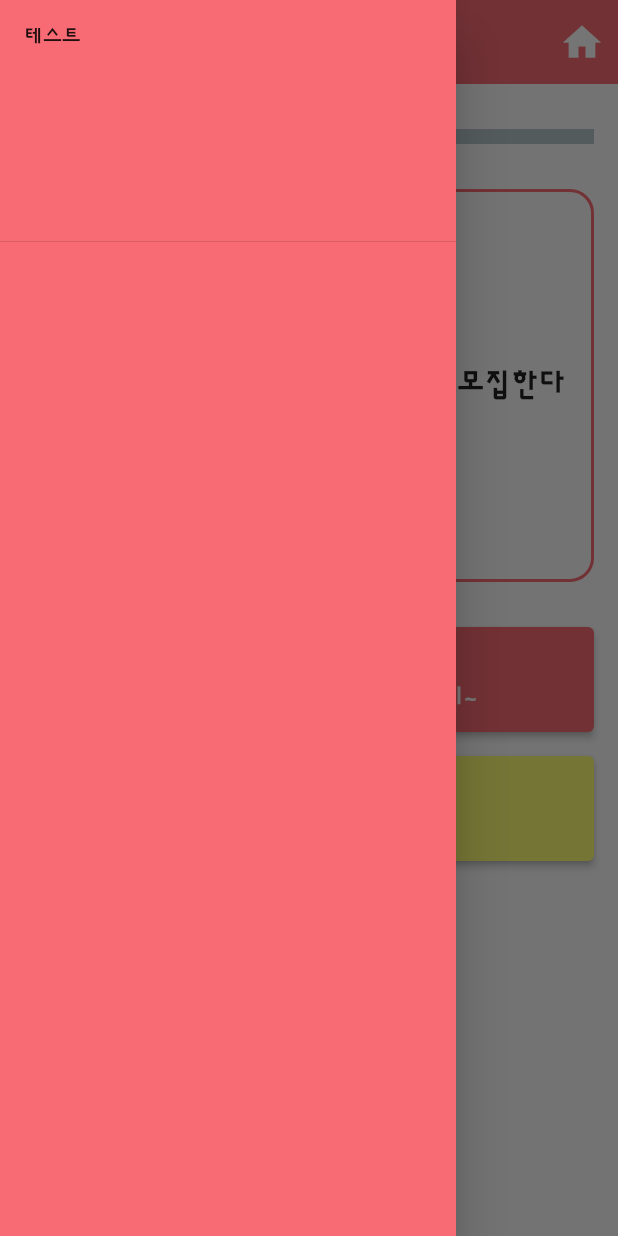
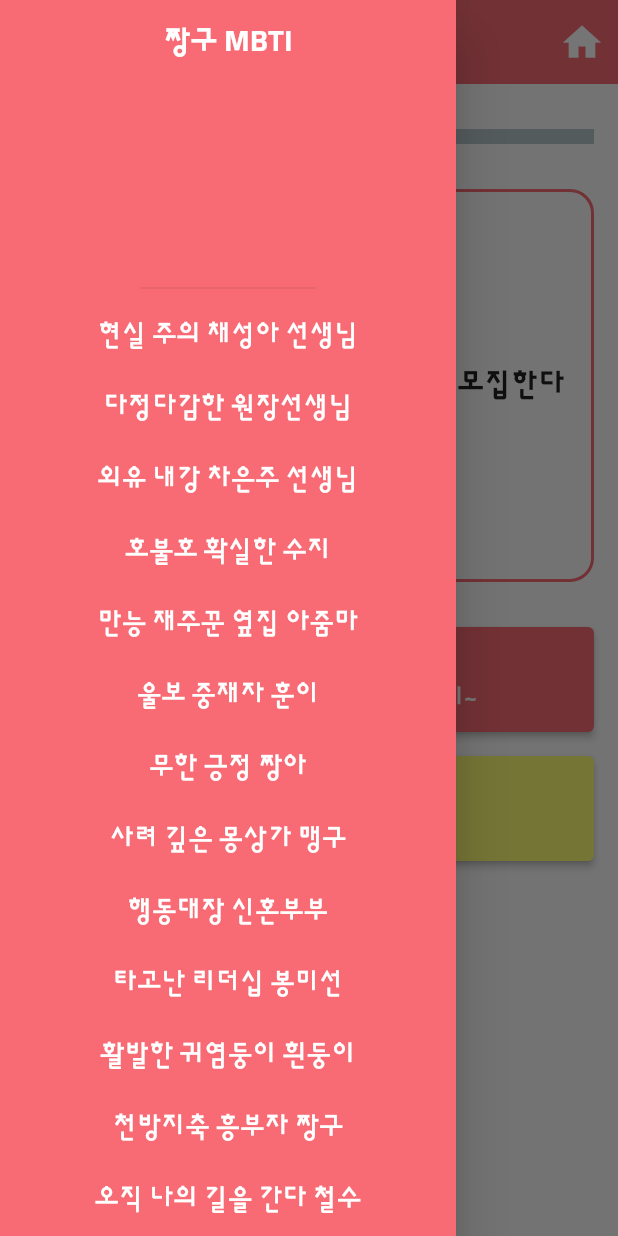
Before and after one commit to dohy-9443/flutter-mbti, a Flutter app: the TestScreen screen opened directly, with the side drawer open, on a phone screen of 412 x 824 dp. Run offline on Flutter 3.47's test engine with Material 2 defaults, Android fonts, the phone set to English and light mode, and no system bars; drawn by our look-alikes of percent_indicator; our stand-ins replace loading_animation_widget; missing offline and left inert: transition.

Commit message:
feat : Drawer 작업, 기능 작업 완료

```diff
--- /dev/null
+++ b/mbti/lib/components/main_drawer.dart
@@ -0,0 +1,76 @@
+import 'package:flutter/material.dart';
+import 'package:mbti/constants/colors.dart';
+import 'package:mbti/constants/result_data.dart';
+import 'package:mbti/screen/result_screen.dart';
+import 'package:mbti/utils/data_utils.dart';
+
+class MainDrawer extends StatelessWidget {
+  const MainDrawer({super.key});
+
+  @override
+  Widget build(BuildContext context) {
+
+    final list = DataUtils.resultList();
+
+    return Drawer(
+      backgroundColor: primaryColor,
+      child: Column(
+        children: [
+          const SizedBox(
+            height: 200.0,
+            child: DrawerHeader(
+              child: Text(
+                '짱구 MBTI',
+                textAlign: TextAlign.center,
+                style: TextStyle(
+                  color: Colors.white,
+                  fontSize: 20.0,
+                  fontWeight: FontWeight.w700
+                ),
+              )
+            ),
+          ),
+          Expanded(
+            child: ListView.builder(
+              itemCount: list.length,
+              itemBuilder: (BuildContext context, int index) {
+                return ElevatedButton(
+                  style: ButtonStyle(
+                    backgroundColor: MaterialStateProperty.resolveWith((states) {
+                      if (states.contains(MaterialState.pressed)) {
+                        return secondaryColor;
+                      } else {
+                        return primaryColor;
+                      }
+                    }),
+                    foregroundColor: MaterialStateProperty.resolveWith((states) {
+                      if (states.contains(MaterialState.pressed)) {
+                        return primaryColor;
+                      } else {
+                        return Colors.white;
+                      }
+                    }),
+                    shape: MaterialStateProperty.all(null),
+                    elevation: MaterialStateProperty.all(0),
+                  ),
+                  onPressed: () {
+                    final List nameList = DataUtils.resultName();
+                    Navigator.of(context).push(
+                      MaterialPageRoute(builder: (_) => ResultScreen(result: nameList[index]))
+                    );
+                  },
+                  child: Text(
+                    list[index].name,
+                    style: const TextStyle(
+                      fontSize: 18.0,
+                    ),
+                  )
+                );
+              }
+            )
+          )
+        ],
+      ),
+    );
+  }
+}
--- a/mbti/lib/constants/result_data.dart
+++ b/mbti/lib/constants/result_data.dart
@@ -84,13 +84,13 @@
     "name": "따뜻한 가장 신형만",
     "contents":
       "- 조용하고 과묵한 편이에요. \n - 낯가림이 심한 편이라 낯선 장소에 가는 것을 주저하기도 해요. \n - 새로운 것에 대한 거부감이 심하고 익숙한 것을 선호해요. \n - 책임감 하나 만큼은 대단해요. \n - 원리 원칙적이고 비합리적인 것이라면 딱 질색! \n - 정리정돈을 잘하는 당신은 집 화장실에 휴지심만 걸려있는 걸 본다면 열받긴하지만 조용히 새걸로 바꿔놓을지도? \n - 내가 일을 벌리는 걸 선호하진 않지만 누군가 일을 쥐어준다면 정말 잘 해낼 자신이 있어요. \n - 규칙적인 일을 좋아해요. \n - 휴일에도 집에서 주로 지내고 이유없이 돌아다니지 않아요. \n - 나무보다 숲을 볼 줄 아는 사람. \n - 내향적인 편이지만 주어진 일에 대해서는 확실하개 해내려 노력해요. \n - 분노게이지의 한계치가 높지만 도달하게 되면 주변 사람도 막을 수 없을 정도로 한꺼번에 분노가 쏟아져 나오진 않나요? \n - 직설적인 표현을 많이 하는 편이고 지나고 난 다음에 따지는 편!",
-    "path": "asset/img/ESFJ.png"
+    "path": "asset/img/ESFJ.jpg"
   }),
   ResultType.ENFJ: ResultContentsModel.fromMap({
     "name": "정의 구현자 유리",
     "contents":
       "- 말로 사람들을 움직이게 하는 능력이 탁월해요. \n - 낯도 안가리는데 말을 이쁘게 하고 \n - 사람들을 홀려 대인관계가 좋고 인가가 많아요. \n - 무리에 속해있어도 마이웨이를 달리는데 밉지가 않아요. \n - 사람을 잘 믿고 정이 많지만 배신당하면 칼같이 아웃시켜요. \n - 감수성이 풍부해 가끔 이성적인 판단읆 못할 때가 있어요. \n - 고집도 있는 편이라 내 의견이 무시당하면 분노가 치밀어 올라요. \n - 짜증내고 나중에 후회하는 경우가 많아요.",
-    "path": "asset/img/ENFJ.png"
+    "path": "asset/img/ENFJ.jpg"
   }),
   ResultType.ENTJ: ResultContentsModel.fromMap({
     "name": "타고난 리더십 나미리",
--- a/mbti/lib/main.dart
+++ b/mbti/lib/main.dart
@@ -11,6 +11,7 @@ class MyApp extends StatelessWidget {
   @override
   Widget build(BuildContext context) {
     return MaterialApp(
+      debugShowCheckedModeBanner: false,
       theme: ThemeData(
         fontFamily: 'sunflower'
       ),
--- a/mbti/lib/screen/result_screen.dart
+++ b/mbti/lib/screen/result_screen.dart
@@ -1,5 +1,6 @@
 import 'package:flutter/material.dart';
 import 'package:mbti/components/background_block.dart';
+import 'package:mbti/components/main_drawer.dart';
 import 'package:mbti/constants/colors.dart';
 import 'package:mbti/models/result_contents_model.dart';
 import 'package:mbti/screen/home_screen.dart';
@@ -9,8 +10,8 @@ import 'package:transition/transition.dart';
 
 class ResultScreen extends StatelessWidget {
   final String result;
-  final int jp;
-  const ResultScreen({super.key, required this.result, required this.jp});
+  final int? jp;
+  const ResultScreen({super.key, required this.result, this.jp});
 
   @override
   Widget build(BuildContext context) {
@@ -43,14 +44,7 @@ class ResultScreen extends StatelessWidget {
             ],
             title: Text(mbtiResult.name),
           ),
-          drawer:Drawer(
-            backgroundColor: primaryColor,
-            child: ListView(
-              children: [
-                DrawerHeader(child: Text('테스트'))
-              ],
-            ),
-          ),
+          drawer: const MainDrawer(),
           body: Stack(
             children: [
               const BackgroundBlock(),
--- a/mbti/lib/screen/test_screen.dart
+++ b/mbti/lib/screen/test_screen.dart
@@ -1,4 +1,5 @@
 import 'package:flutter/material.dart';
+import 'package:mbti/components/main_drawer.dart';
 import 'package:mbti/components/transition_button.dart';
 import 'package:mbti/constants/colors.dart';
 import 'package:mbti/models/qustion_model.dart';
@@ -28,12 +29,6 @@ class _TestScreenState extends State<TestScreen> {
   Widget build(BuildContext context) {
     final QuestionModel question = DataUtils.getQuestion(number: widget.count + 1);
 
-    print('count: ${widget.count}');
-    print('ei: ${widget.ei}');
-    print('sn: ${widget.sn}');
-    print('tf: ${widget.tf}');
-    print('jp: ${widget.jp}');
-
     return Scaffold(
       appBar: AppBar(
         title: const Text('짱구 MBTI 테스트'),
@@ -53,14 +48,7 @@ class _TestScreenState extends State<TestScreen> {
           )
         ],
       ),
-      drawer:Drawer(
-        backgroundColor: primaryColor,
-        child: ListView(
-          children: [
-            DrawerHeader(child: Text('테스트'))
-          ],
-        ),
-      ),
+      drawer: const MainDrawer(),
       body: Padding(
         padding: const EdgeInsets.only(top: 30.0, left: 16.0, right: 16.0),
         child: Column(
--- a/mbti/lib/utils/data_utils.dart
+++ b/mbti/lib/utils/data_utils.dart
@@ -46,10 +46,31 @@ class DataUtils {
       case 'ENTJ':
         return resultData[ResultType.ENTJ];
     }
-
-
-
     return resultData[result];
   }
 
+  static List resultName() {
+    List names = [];
+
+    for (ResultType type in resultData.keys.toList()) {
+      names.add(type.name);
+    }
+
+    return names;
+  }
+
+  static List resultList() {
+    List names = resultName();
+
+    List result = [];
+
+    for (String name in names) {
+      ResultContentsModel mbtiName = getResult(result: name);
+      result.add(mbtiName);
+    }
+
+    return result;
+  }
+
+
 }
```
